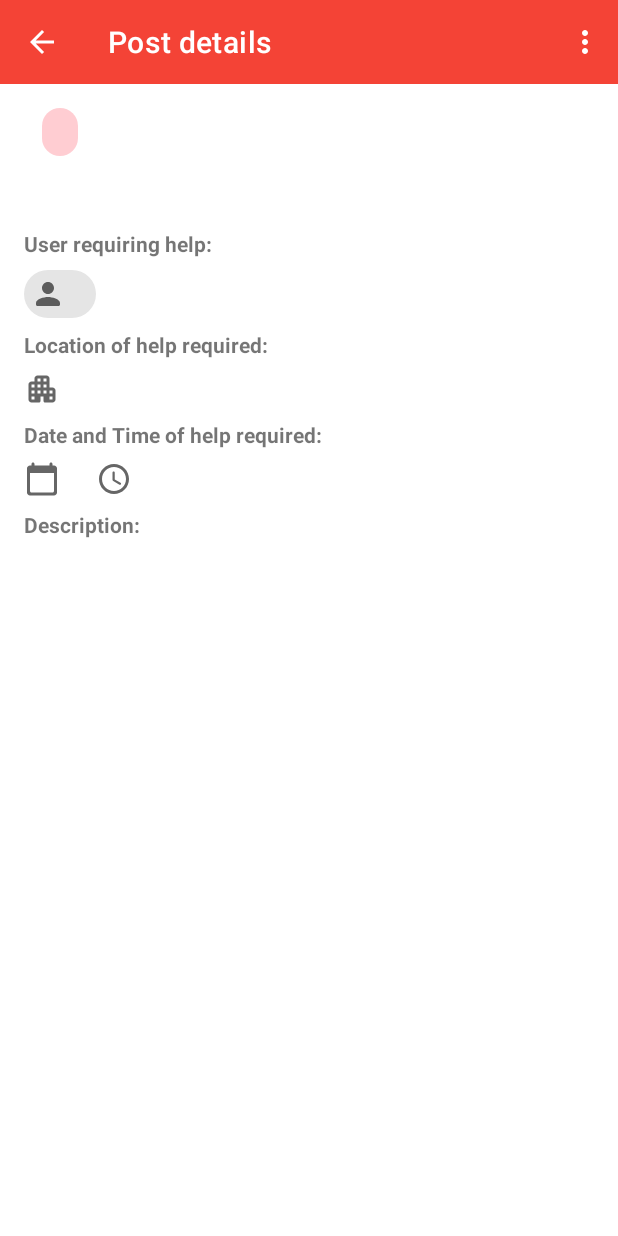
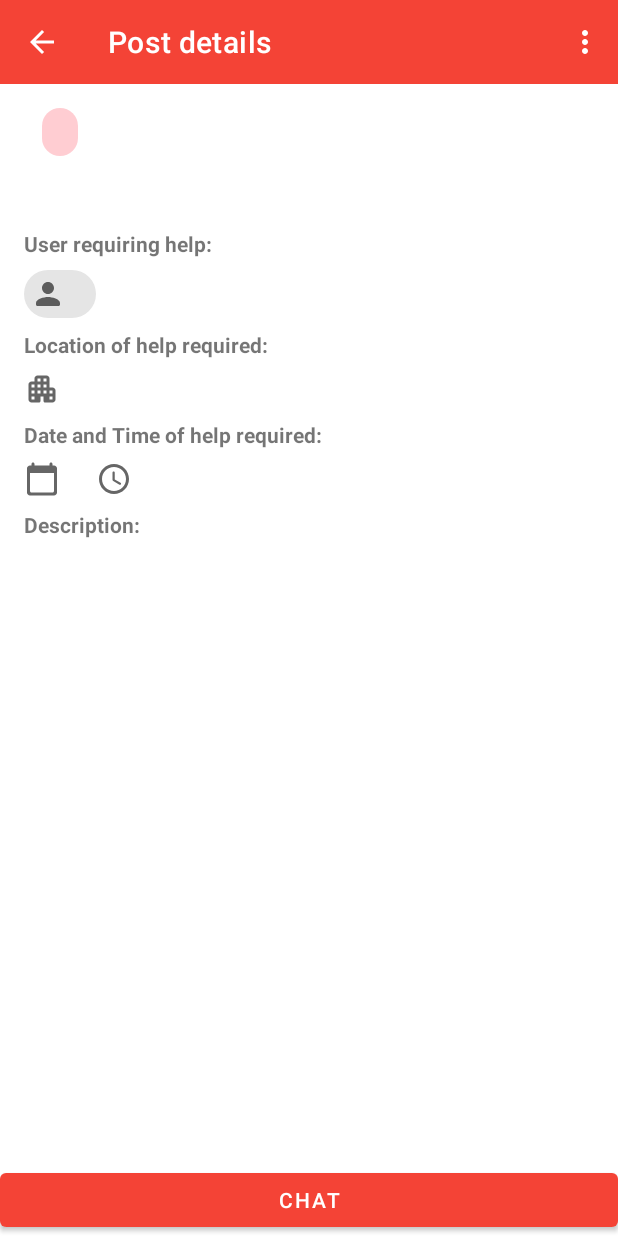
Before and after one commit to songyi-98/Kindom, an Android app: the HelpMePostDetailsActivity screen opened directly, with no data from a screen before it, on a phone screen of 412 x 824 dp. Run offline under Robolectric (Android 15) with nearby library versions, the phone set to English and light mode, and no system bars; 7 statements that could not run were skipped.

Commit message:
Add chat button in Help Me post details page
Extract internet connection related code to form Connection Java class

```diff
--- a/app/src/main/java/com/example/kindom/utils/AddressLoader.java
+++ b/app/src/main/java/com/example/kindom/utils/AddressLoader.java
@@ -32,7 +32,7 @@ public class AddressLoader extends AsyncTaskLoader<String> {
         URL url = AddressQuery.createUrl(postalCode);
 
         // Perform HTTP request to the URL and return a JSON response
-        String jsonResponse = AddressQuery.makeHttpRequest(url);
+        String jsonResponse = Connection.makeHttpRequest(url);
 
         // Extract block number from the JSON response
         return AddressQuery.parseJsonResponse(jsonResponse);
--- a/app/src/main/res/layout/activity_help_me_post_details.xml
+++ b/app/src/main/res/layout/activity_help_me_post_details.xml
@@ -11,11 +11,12 @@
         layout="@layout/toolbar_main" />
 
     <ScrollView
+        android:id="@+id/help_me_post_scroll_view"
         android:layout_width="match_parent"
         android:layout_height="0dp"
         android:layout_marginStart="16dp"
         android:layout_marginEnd="16dp"
-        app:layout_constraintBottom_toBottomOf="parent"
+        app:layout_constraintBottom_toTopOf="@id/help_me_post_chat_button"
         app:layout_constraintEnd_toEndOf="parent"
         app:layout_constraintStart_toStartOf="parent"
         app:layout_constraintTop_toBottomOf="@id/toolbar_main">
@@ -136,4 +137,13 @@
                 tools:text="Description of the post goes here." />
         </RelativeLayout>
     </ScrollView>
+
+    <com.google.android.material.button.MaterialButton
+        android:id="@+id/help_me_post_chat_button"
+        android:layout_width="match_parent"
+        android:layout_height="wrap_content"
+        android:text="@string/help_me_post_chat"
+        app:layout_constraintBottom_toBottomOf="parent"
+        app:layout_constraintLeft_toLeftOf="parent"
+        app:layout_constraintRight_toRightOf="parent" />
 </androidx.constraintlayout.widget.ConstraintLayout>
--- a/app/src/main/res/values/strings.xml
+++ b/app/src/main/res/values/strings.xml
@@ -53,6 +53,7 @@
     <string name="help_me_post_location_header">Location of help required:</string>
     <string name="help_me_post_date_time_header">Date and Time of help required:</string>
     <string name="help_me_post_description_header">Description:</string>
+    <string name="help_me_post_chat">Chat</string>
     <string name="help_me_add_post_label">Add post</string>
     <string name="help_me_post_add_category">Category</string>
     <string name="help_me_post_add_title">Title</string>
```
Also changed, not shown: app/src/main/java/com/example/kindom/utils/AddressQuery.java (+0 -60 lines), app/src/main/java/com/example/kindom/utils/Connection.java (added, +69 -0 lines).
